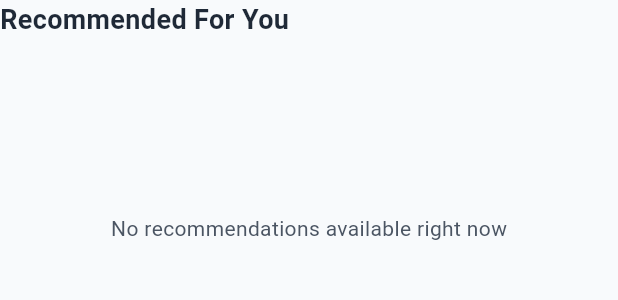
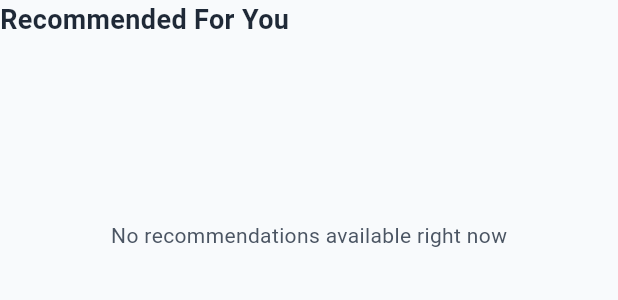
Before and after one commit to ab803/Qudra, a Flutter app: the RecommendedSection widget shown alone on an empty page, opened directly, on a phone screen of 412 x 824 dp. Shown: the top 300 px of the screen. Run offline on Flutter 3.47's test engine with Material 3 defaults, Android fonts, the phone set to English and light mode, and no system bars; our stand-ins replace animated_notch_bottom_bar, flutter_bloc, flutter_local_notifications, flutter_timezone, geolocator, get_it and 9 more; accounts and stored records are empty.

Commit message:
refactor recommended seection

```diff
--- a/lib/Feature/Home/presentation/widgets/Recommended_section.dart
+++ b/lib/Feature/Home/presentation/widgets/Recommended_section.dart
@@ -20,7 +20,6 @@
   Future<List<InstitutionModel>>? _future;
   String? _loadedDisabilityType;
 
-  // This method reloads recommendations only when the user's disability type becomes available or changes.
   void _ensureRecommendationsLoaded(String disabilityType) {
     if (_future != null && _loadedDisabilityType == disabilityType) {
       return;
@@ -58,7 +57,7 @@
             if (user == null) {
               if (state is AuthRestoring || state is AuthLoading) {
                 return const SizedBox(
-                  height: 220,
+                  height: 230,
                   child: Center(
                     child: CircularProgressIndicator(),
                   ),
@@ -66,7 +65,7 @@
               }
 
               return SizedBox(
-                height: 220,
+                height: 230,
                 child: Center(
                   child: Text(
                     'No recommendations available right now',
@@ -76,11 +75,10 @@
               );
             }
 
-            // This block ensures recommendations are loaded only after the real user profile becomes available.
             _ensureRecommendationsLoaded(user.disabilityType);
 
             return SizedBox(
-              height: 220,
+              height: 230,
               child: FutureBuilder<List<InstitutionModel>>(
                 future: _future,
                 builder: (context, snapshot) {
@@ -118,14 +116,11 @@
                       final institution = institutions[index];
                       return SizedBox(
                         width: cardWidth,
-                        child: Padding(
-                          padding: const EdgeInsets.only(bottom: 4),
-                          child: InstitutionCard(
-                            institution: institution,
-                            onViewDetails: () {
-                              context.push('/institution/${institution.id}');
-                            },
-                          ),
+                        child: InstitutionCard(
+                          institution: institution,
+                          onViewDetails: () {
+                            context.push('/institution/${institution.id}');
+                          },
                         ),
                       );
                     },
```
Also changed, not shown: pubspec.lock, 1 other file.
